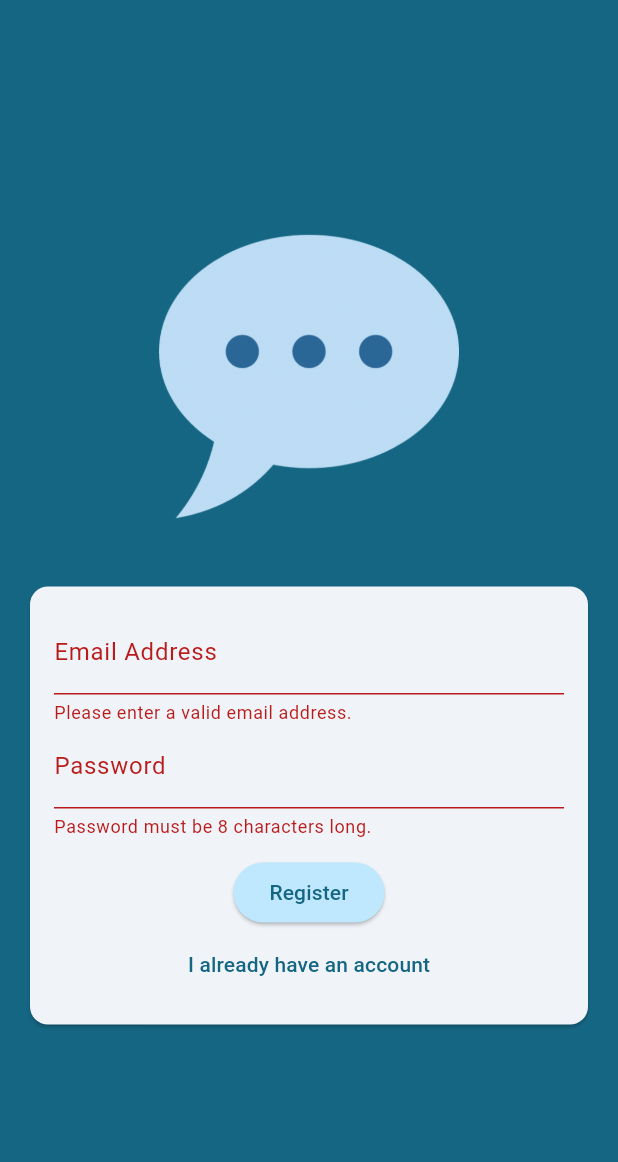
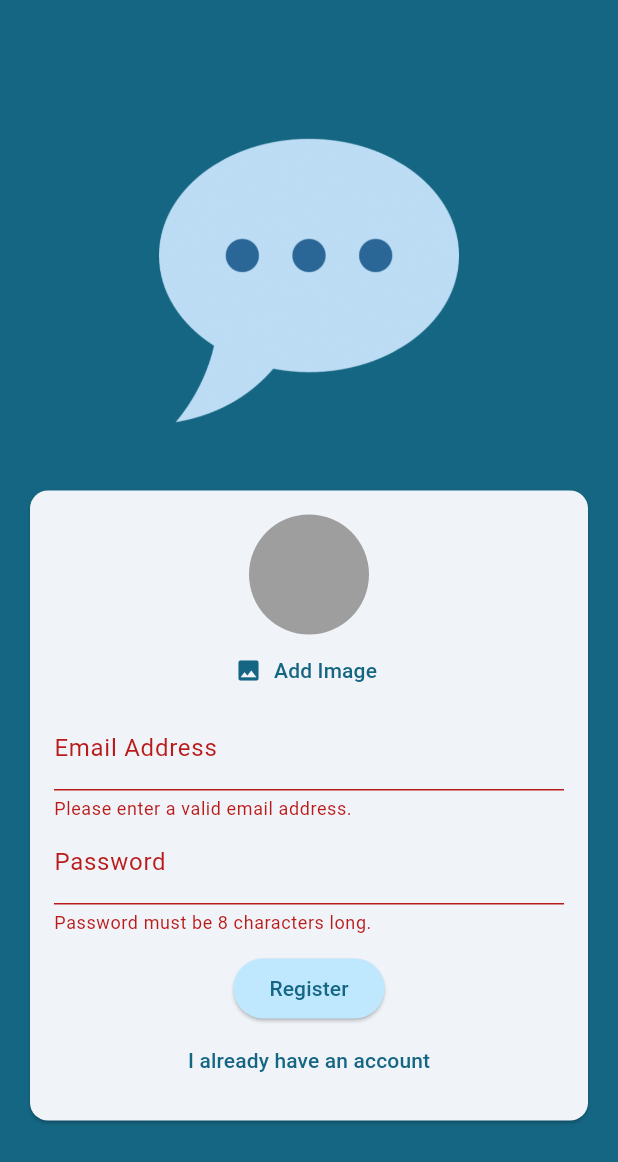
Before and after one commit to Silva3012/chatter, a Flutter app: the screen it shows after launch, after a tap on "Login", after a tap on "Create an account", on a phone screen of 412 x 824 dp. Shown: the top 1162 px of the screen. Run offline on Flutter 3.47's test engine with Material 3 defaults, Android fonts, the phone set to English and light mode, and no system bars; our stand-ins replace firebase_auth, firebase_core, image_picker; accounts and stored records are empty.

Commit message:
chore: add image picker and set up image upload

```diff
--- a/lib/screens/auth.dart
+++ b/lib/screens/auth.dart
@@ -1,3 +1,6 @@
+import 'dart:io';
+
+import 'package:chatter/widgets/user_image_picker.dart';
 import 'package:firebase_auth/firebase_auth.dart';
 import 'package:flutter/material.dart';
 
@@ -12,10 +15,6 @@ class AuthScreen extends StatefulWidget {
 
 class _AuthScreenState extends State<AuthScreen> {
   final _form = GlobalKey<FormState>();
-
-  var _isLogin = true;
-  var _enteredEmail = '';
-  var _enteredPassword = '';
 
   @override
   Widget build(BuildContext context) {
@@ -46,6 +45,12 @@ class _AuthScreenState extends State<AuthScreen> {
                         child: Column(
                           mainAxisSize: MainAxisSize.min,
                           children: [
+                            if (!_isLogin)
+                              UserImagePicker(
+                                onPickImage: (pickedImage) {
+                                  _selectedImage = pickedImage;
+                                },
+                              ),
                             TextFormField(
                               decoration: const InputDecoration(
                                   labelText: 'Email Address'),
@@ -112,14 +117,21 @@ class _AuthScreenState extends State<AuthScreen> {
     );
   }
 
+  var _isLogin = true;
+  var _enteredEmail = '';
+  var _enteredPassword = '';
+  File? _selectedImage;
+
   void _submit() async {
     final isValid = _form.currentState!.validate();
 
-    if (!isValid) {
+    if (!isValid || !_isLogin && _selectedImage == null) {
       return;
     }
 
     _form.currentState!.save();
+
+    final scaffoldMessenger = ScaffoldMessenger.of(context);
 
     try {
       if (_isLogin) {
@@ -133,8 +145,8 @@ class _AuthScreenState extends State<AuthScreen> {
       if (e.code == 'email-already-in-use') {
         // ...
       }
-      ScaffoldMessenger.of(context).clearSnackBars();
-      ScaffoldMessenger.of(context).showSnackBar(
+      scaffoldMessenger.clearSnackBars();
+      scaffoldMessenger.showSnackBar(
         SnackBar(
           content: Text(e.message ?? 'Authentication Failed.'),
         ),
--- /dev/null
+++ b/lib/widgets/user_image_picker.dart
@@ -0,0 +1,53 @@
+import 'dart:io';
+
+import 'package:flutter/material.dart';
+import 'package:image_picker/image_picker.dart';
+
+class UserImagePicker extends StatefulWidget {
+  const UserImagePicker({super.key, required this.onPickImage});
+
+  final void Function(File pickedImage) onPickImage;
+
+  @override
+  State<UserImagePicker> createState() => _UserImagePickerState();
+}
+
+class _UserImagePickerState extends State<UserImagePicker> {
+  @override
+  Widget build(BuildContext context) {
+    return Column(
+      children: [
+        CircleAvatar(
+          radius: 40,
+          backgroundColor: Colors.grey,
+          foregroundImage:
+              _pickedImageFile != null ? FileImage(_pickedImageFile!) : null,
+        ),
+        TextButton.icon(
+            onPressed: _pickedImage,
+            icon: const Icon(Icons.image),
+            label: Text(
+              'Add Image',
+              style: TextStyle(color: Theme.of(context).colorScheme.primary),
+            )),
+      ],
+    );
+  }
+
+  File? _pickedImageFile;
+
+  void _pickedImage() async {
+    final pickedImage = await ImagePicker()
+        .pickImage(source: ImageSource.camera, imageQuality: 50, maxWidth: 150);
+
+    if (pickedImage == null) {
+      return;
+    }
+
+    setState(() {
+      _pickedImageFile = File(pickedImage.path);
+    });
+
+    widget.onPickImage(_pickedImageFile!);
+  }
+}
--- a/pubspec.yaml
+++ b/pubspec.yaml
@@ -13,6 +13,8 @@ dependencies:
   cupertino_icons: ^1.0.2
   firebase_core: ^2.27.0
   firebase_auth: ^4.17.8
+  firebase_storage: ^11.6.9
+  image_picker: ^1.0.8
 
 dev_dependencies:
   flutter_test:
```
Also changed, not shown: pubspec.lock, 7 other files.
